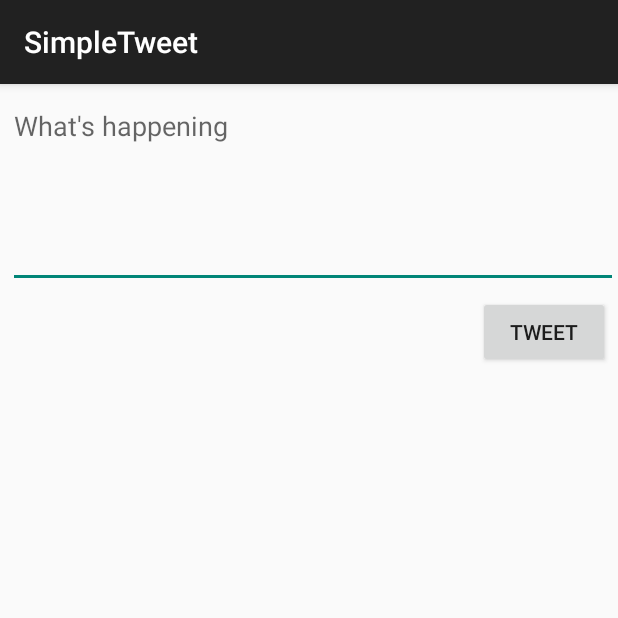
After one commit to Sluckson/SimpleTweet-1, an Android app: the ComposeActivity screen opened directly, with no data from a screen before it, on a phone screen of 412 x 824 dp, the top half of it. The commit adds this screen. Run offline under Robolectric (Android 15) with nearby library versions, the phone set to English and light mode, and no system bars.

Commit message:
Compose activity implemented

```diff
--- a/app/src/main/AndroidManifest.xml
+++ b/app/src/main/AndroidManifest.xml
@@ -13,7 +13,8 @@
         android:icon="@drawable/ic_launcher"
         android:label="@string/app_name"
         android:theme="@style/AppTheme">
-        <activity android:name=".TimelineActivity"></activity>
+        <activity android:name=".ComposeActivity"></activity>
+        <activity android:name=".TimelineActivity" />
         <activity
             android:name=".LoginActivity"
             android:label="@string/app_name"
--- /dev/null
+++ b/app/src/main/java/com/codepath/apps/restclienttemplate/ComposeActivity.java
@@ -0,0 +1,46 @@
+package com.codepath.apps.restclienttemplate;
+
+import androidx.appcompat.app.AppCompatActivity;
+
+import android.os.Bundle;
+import android.view.View;
+import android.widget.Button;
+import android.widget.EditText;
+import android.widget.Toast;
+
+public class ComposeActivity extends AppCompatActivity {
+
+    public static final int MAX_TWEET_LENGTH = 140;
+
+    EditText etCompose;
+    Button btnTweet;
+
+    @Override
+    protected void onCreate(Bundle savedInstanceState) {
+        super.onCreate(savedInstanceState);
+        setContentView(R.layout.activity_compose);
+
+        etCompose = findViewById(R.id.etCompose);
+        btnTweet = findViewById(R.id.btnTweet);
+
+        // Ste a click listener on the button
+        btnTweet.setOnClickListener(new View.OnClickListener() {
+            @Override
+            public void onClick(View view) {
+                String tweetContent = etCompose.getText().toString();
+                if(tweetContent.isEmpty()){
+                    Toast.makeText(ComposeActivity.this, "Sorry your tweet cannot be empty", Toast.LENGTH_LONG).show();
+                    return;
+                }
+                if(tweetContent.length() > MAX_TWEET_LENGTH){
+                    Toast.makeText(ComposeActivity.this, "Sorry your tweet is too long", Toast.LENGTH_LONG).show();
+                    return;
+                }
+
+                Toast.makeText(ComposeActivity.this, tweetContent, Toast.LENGTH_LONG).show();
+                // Make an API call to twitter to publish the tweet
+            }
+        });
+
+    }
+}
--- /dev/null
+++ b/app/src/main/res/layout/activity_compose.xml
@@ -0,0 +1,33 @@
+<?xml version="1.0" encoding="utf-8"?>
+<RelativeLayout
+    xmlns:android="http://schemas.android.com/apk/res/android"
+    xmlns:app="http://schemas.android.com/apk/res-auto"
+    xmlns:tools="http://schemas.android.com/tools"
+    android:layout_width="match_parent"
+    android:layout_height="match_parent"
+    tools:context=".ComposeActivity">
+
+    <EditText
+        android:id="@+id/etCompose"
+        android:layout_width="match_parent"
+        android:layout_height="wrap_content"
+        android:layout_alignParentStart="true"
+        android:layout_alignParentTop="true"
+        android:layout_marginStart="5dp"
+        android:layout_marginTop="5dp"
+        android:ems="10"
+        android:gravity="start|top"
+        android:hint="What's happening"
+        android:inputType="textMultiLine"
+        android:minLines="5" />
+
+    <Button
+        android:id="@+id/btnTweet"
+        android:layout_width="wrap_content"
+        android:layout_height="wrap_content"
+        android:layout_below="@+id/etCompose"
+        android:layout_alignParentEnd="true"
+        android:layout_marginTop="5dp"
+        android:layout_marginEnd="5dp"
+        android:text="Tweet" />
+</RelativeLayout>
```
Also changed, not shown: app/src/main/java/com/codepath/apps/restclienttemplate/TimelineActivity.java (+23 -0 lines), app/src/main/res/menu/menu_main.xml (added, +10 -0 lines).
